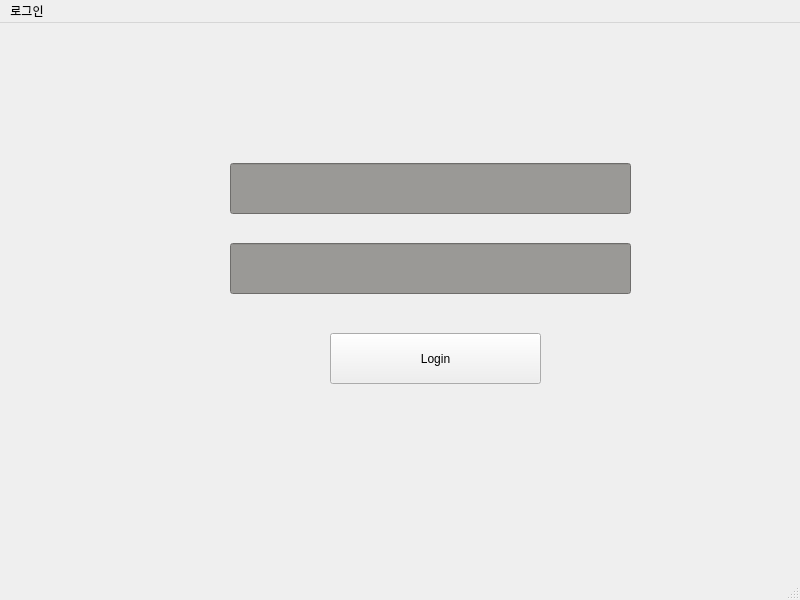
First picture: the form in source/ui/window_login.ui, repository kiyuniii/Messenger, before the edit.
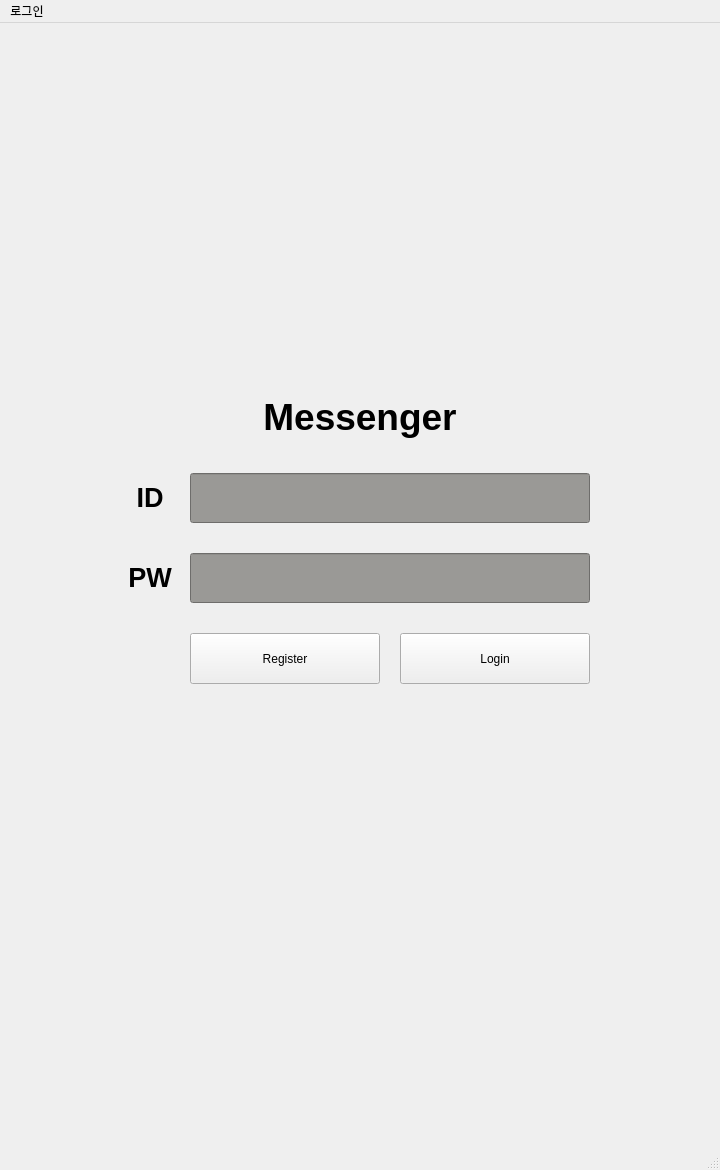
Second picture: the form after the edit.

The edit to the form file:
```diff
--- a/source/ui/window_login.ui
+++ b/source/ui/window_login.ui
@@ -6,8 +6,8 @@
    <rect>
     <x>0</x>
     <y>0</y>
-    <width>800</width>
-    <height>600</height>
+    <width>720</width>
+    <height>1170</height>
    </rect>
   </property>
   <property name="windowTitle">
@@ -17,9 +17,9 @@
    <widget class="QPushButton" name="loginButton">
     <property name="geometry">
      <rect>
-      <x>330</x>
-      <y>310</y>
-      <width>211</width>
+      <x>400</x>
+      <y>610</y>
+      <width>190</width>
       <height>51</height>
      </rect>
     </property>
@@ -30,10 +30,10 @@
    <widget class="QLineEdit" name="lineEdit_ID">
     <property name="geometry">
      <rect>
-      <x>230</x>
-      <y>140</y>
-      <width>401</width>
-      <height>51</height>
+      <x>190</x>
+      <y>450</y>
+      <width>400</width>
+      <height>50</height>
      </rect>
     </property>
     <property name="styleSheet">
@@ -47,10 +47,10 @@
    <widget class="QLineEdit" name="lineEdit_PW">
     <property name="geometry">
      <rect>
-      <x>230</x>
-      <y>220</y>
-      <width>401</width>
-      <height>51</height>
+      <x>190</x>
+      <y>530</y>
+      <width>400</width>
+      <height>50</height>
      </rect>
     </property>
     <property name="styleSheet">
@@ -61,13 +61,65 @@
 </string>
     </property>
    </widget>
+   <widget class="QLabel" name="label_title">
+    <property name="geometry">
+     <rect>
+      <x>110</x>
+      <y>370</y>
+      <width>500</width>
+      <height>50</height>
+     </rect>
+    </property>
+    <property name="text">
+     <string>&lt;html&gt;&lt;head/&gt;&lt;body&gt;&lt;p align=&quot;center&quot;&gt;&lt;span style=&quot; font-size:28pt; font-weight:700;&quot;&gt;Messenger&lt;/span&gt;&lt;/p&gt;&lt;/body&gt;&lt;/html&gt;</string>
+    </property>
+   </widget>
+   <widget class="QPushButton" name="button_register">
+    <property name="geometry">
+     <rect>
+      <x>190</x>
+      <y>610</y>
+      <width>190</width>
+      <height>51</height>
+     </rect>
+    </property>
+    <property name="text">
+     <string>Register</string>
+    </property>
+   </widget>
+   <widget class="QLabel" name="label_ID">
+    <property name="geometry">
+     <rect>
+      <x>110</x>
+      <y>450</y>
+      <width>80</width>
+      <height>50</height>
+     </rect>
+    </property>
+    <property name="text">
+     <string>&lt;html&gt;&lt;head/&gt;&lt;body&gt;&lt;p align=&quot;center&quot;&gt;&lt;span style=&quot; font-size:20pt; font-weight:700;&quot;&gt;ID&lt;/span&gt;&lt;/p&gt;&lt;/body&gt;&lt;/html&gt;</string>
+    </property>
+   </widget>
+   <widget class="QLabel" name="label_PW">
+    <property name="geometry">
+     <rect>
+      <x>110</x>
+      <y>530</y>
+      <width>80</width>
+      <height>50</height>
+     </rect>
+    </property>
+    <property name="text">
+     <string>&lt;html&gt;&lt;head/&gt;&lt;body&gt;&lt;p align=&quot;center&quot;&gt;&lt;span style=&quot; font-size:20pt; font-weight:700;&quot;&gt;PW&lt;/span&gt;&lt;/p&gt;&lt;/body&gt;&lt;/html&gt;</string>
+    </property>
+   </widget>
   </widget>
   <widget class="QMenuBar" name="menubar">
    <property name="geometry">
     <rect>
      <x>0</x>
      <y>0</y>
-     <width>800</width>
+     <width>720</width>
      <height>27</height>
     </rect>
    </property>
```
Left out of the diff: 2 changed lines with no effect on the pictures.
